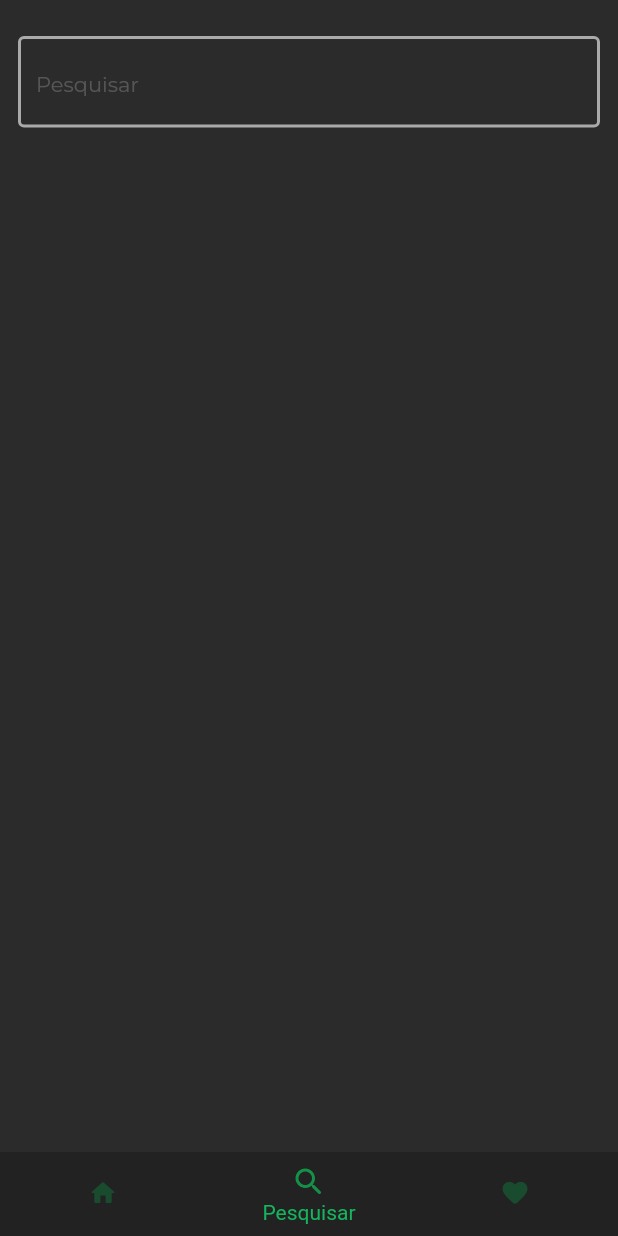
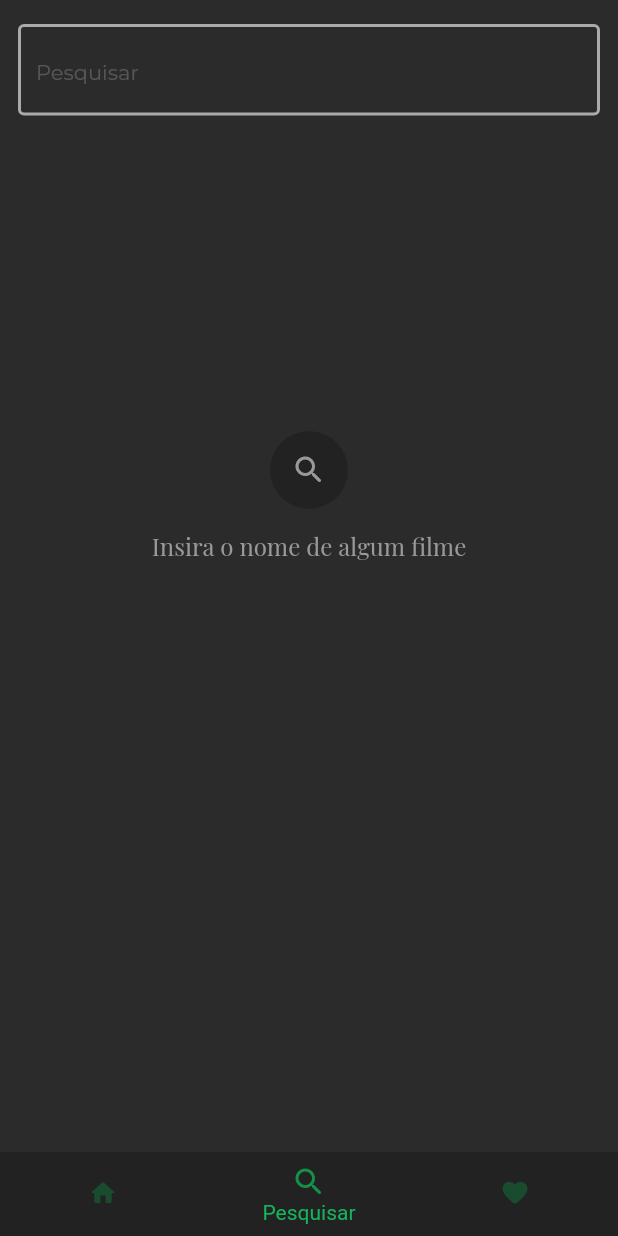
Before and after one commit to nicko00/movies-db-flutter, a Flutter app: the screen it shows after launch, item 2 of the bottom bar chosen, on a phone screen of 412 x 824 dp. Run offline on Flutter 3.47's test engine with Material 2 defaults, Android fonts, the phone set to English and light mode, and no system bars; our stand-ins replace carousel_slider, dio, google_fonts, pretty_dio_logger, sliding_up_panel; generated files the repository leaves out were written again; network calls fail.

Commit message:
[UPDATE] add empty placeholder update search

```diff
--- a/lib/features/home/home/home_view.dart
+++ b/lib/features/home/home/home_view.dart
@@ -5,6 +5,8 @@ import '../../../support/style/app_colors.dart';
 
 abstract class HomeViewModelProtocol extends ChangeNotifier {
   int get currentIndex;
+  AnimationController get animationController;
+
   void didTapSelectedIndex(int index);
 }
 
@@ -26,9 +28,12 @@ class HomeView extends StatelessWidget {
       animation: viewModel,
       builder: (_, __) {
         return Scaffold(
-          body: IndexedStack(
-            index: viewModel.currentIndex,
-            children: indexedChildren,
+          body: FadeTransition(
+            opacity: viewModel.animationController,
+            child: IndexedStack(
+              index: viewModel.currentIndex,
+              children: indexedChildren,
+            ),
           ),
           bottomNavigationBar: BottomNavigationBar(
             currentIndex: viewModel.currentIndex,
--- a/lib/features/home/home/home_view_controller.dart
+++ b/lib/features/home/home/home_view_controller.dart
@@ -4,7 +4,11 @@ import '../../movies_list/movies_list_factory.dart';
 import '../../search_movies/search_movies_factory.dart';
 import 'home_view.dart';
 
-abstract class HomeProtocol extends HomeViewModelProtocol {}
+abstract class HomeProtocol extends HomeViewModelProtocol {
+  set animationController(AnimationController controller);
+
+  VoidCallback? onTapSelectedIndex;
+}
 
 class HomeViewController extends StatefulWidget {
   final HomeProtocol viewModel;
@@ -15,10 +19,16 @@ class HomeViewController extends StatefulWidget {
   State<HomeViewController> createState() => _HomeViewControllerState();
 }
 
-class _HomeViewControllerState extends State<HomeViewController> {
+class _HomeViewControllerState extends State<HomeViewController> with TickerProviderStateMixin {
   @override
   void initState() {
     super.initState();
+    widget.viewModel.animationController = AnimationController(
+      vsync: this,
+      duration: const Duration(milliseconds: 500),
+    );
+    widget.viewModel.animationController.forward();
+    _bind();
   }
 
   @override
@@ -36,4 +46,10 @@ class _HomeViewControllerState extends State<HomeViewController> {
       Container(color: Colors.green),
     ];
   }
+
+  void _bind() {
+    widget.viewModel.onTapSelectedIndex = () {
+      widget.viewModel.animationController.forward(from: 0);
+    };
+  }
 }
--- a/lib/features/movie_details/components/movie_details_bottom_sheet_overview.dart
+++ b/lib/features/movie_details/components/movie_details_bottom_sheet_overview.dart
@@ -12,6 +12,7 @@ class MovieDetailsBottomSheetOverview extends StatelessWidget {
   Widget build(BuildContext context) {
     return Expanded(
       child: SingleChildScrollView(
+        physics: const BouncingScrollPhysics(),
         padding: const EdgeInsets.symmetric(vertical: 12, horizontal: 16),
         child: Column(
           children: [
--- a/lib/features/search_movies/search_movies/search_movies_view.dart
+++ b/lib/features/search_movies/search_movies/search_movies_view.dart
@@ -2,6 +2,7 @@ import 'package:flutter/material.dart';
 
 import '../../../support/components/default_screen.dart';
 import '../../../support/components/default_text_form_field.dart';
+import '../../../support/components/placeholders/empty_placeholder.dart';
 import '../../../support/components/placeholders/loading_view.dart';
 import 'item/search_movies_item_view.dart';
 
@@ -27,22 +28,47 @@ class SearchMoviesView extends StatelessWidget {
           mainAxisSize: MainAxisSize.min,
           crossAxisAlignment: CrossAxisAlignment.stretch,
           children: [
-            const SizedBox(height: 12),
+            const SizedBox(height: 4),
             DefaultTextFormField(
               hintText: 'Pesquisar',
               onChanged: viewModel.onChangeText,
             ),
             const SizedBox(height: 20),
-            AnimatedBuilder(
+            Expanded(
+              child: AnimatedBuilder(
                 animation: viewModel,
                 builder: (_, __) {
+                  return AnimatedSwitcher(
+                    duration: const Duration(milliseconds: 500),
+                    child: _bodyWidget,
+                  );
+                },
+              ),
+            ),
+          ],
+        ),
+      ),
+    );
+  }
+
+  Widget get _bodyWidget {
     if (viewModel.isLoading) return const LoadingView();
+
+    if (viewModel.itemViewModels.isEmpty) {
+      return const EmptyPlaceholder(
+        message: 'Insira o nome de algum filme',
+        icon: Icons.search_rounded,
+      );
+    }
 
     return Flexible(
       child: GridView.builder(
         physics: const BouncingScrollPhysics(),
         itemCount: viewModel.itemViewModels.length,
         gridDelegate: const SliverGridDelegateWithFixedCrossAxisCount(
+          childAspectRatio: 1 / 1.5,
+          mainAxisSpacing: 4,
+          crossAxisSpacing: 8,
           crossAxisCount: 2,
         ),
         itemBuilder: (_, index) {
@@ -52,11 +78,5 @@ class SearchMoviesView extends StatelessWidget {
         },
       ),
     );
-              },
-            ),
-          ],
-        ),
-      ),
-    );
   }
 }
--- a/lib/features/search_movies/search_movies/search_movies_view_model.dart
+++ b/lib/features/search_movies/search_movies/search_movies_view_model.dart
@@ -52,6 +52,7 @@ class SearchMoviesViewModel extends SearchMoviesProtocol implements SearchMovies
   void searchMovies(String query) {
     if (query.isEmpty) {
       _listMovies = [];
+      notifyListeners();
       return;
     }
 
--- /dev/null
+++ b/lib/support/components/placeholders/empty_placeholder.dart
@@ -0,0 +1,52 @@
+import 'package:flutter/material.dart';
+
+import '../../style/app_colors.dart';
+import '../../style/app_fonts.dart';
+
+class EmptyPlaceholder extends StatelessWidget {
+  final String message;
+  final IconData icon;
+
+  const EmptyPlaceholder({
+    super.key,
+    required this.message,
+    required this.icon,
+  });
+
+  @override
+  Widget build(BuildContext context) {
+    return Column(
+      mainAxisAlignment: MainAxisAlignment.center,
+      children: [
+        const Spacer(flex: 2),
+        Stack(
+          alignment: Alignment.center,
+          children: [
+            Container(
+              width: 52,
+              height: 52,
+              decoration: BoxDecoration(
+                shape: BoxShape.circle,
+                color: AppColors.darkerGray,
+              ),
+            ),
+            Icon(
+              icon,
+              size: 24,
+              color: AppColors.gray,
+            ),
+          ],
+        ),
+        const SizedBox(height: 12),
+        Text(
+          message,
+          style: AppFonts.playfairRegular(
+            16,
+            color: AppColors.gray,
+          ),
+        ),
+        const Spacer(flex: 4),
+      ],
+    );
+  }
+}
```
Also changed, not shown: lib/features/home/home/home_view_model.dart (+10 -0 lines), lib/features/search_movies/search_movies/item/search_movies_item_view.dart (+5 -25 lines), lib/support/components/default_image_network.dart (+6 -1 lines). Lines whose indentation alone changed are shown as unchanged.
